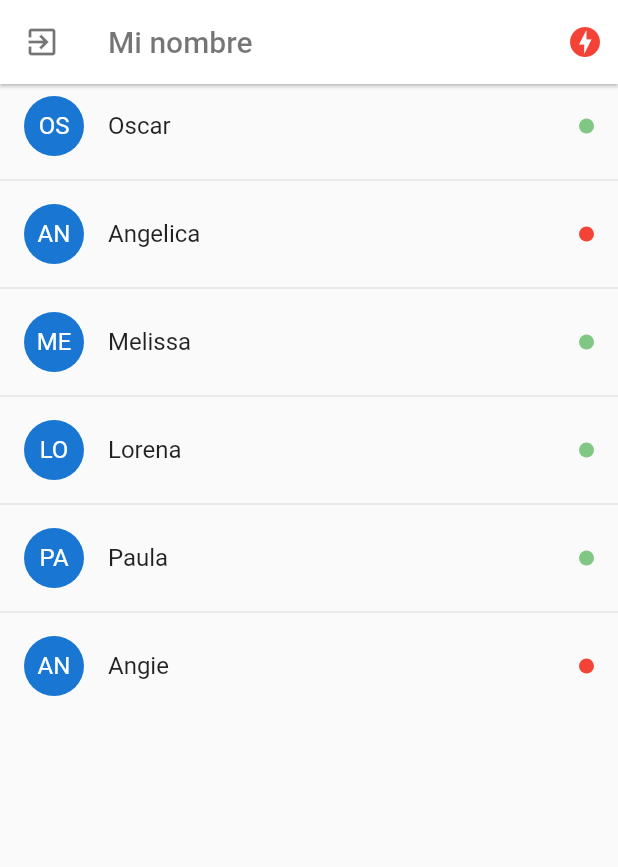
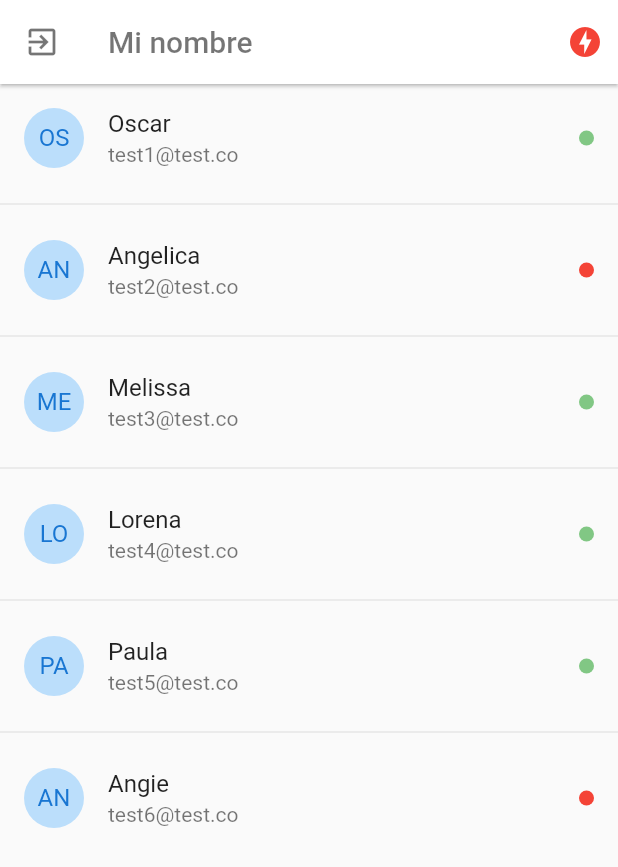
Before and after one commit to GV-Oscar/simple_chat, a Flutter app: the screen it shows after launch, on a phone screen of 412 x 824 dp. Shown: the top 867 px of the screen. Run offline on Flutter 3.47's test engine with Material 2 defaults, Android fonts, the phone set to English and light mode, and no system bars; drawn by our look-alikes of pull_to_refresh.

Commit message:
Diseño de pagina de usuarios terminado

```diff
--- a/lib/pages/usuarios_page.dart
+++ b/lib/pages/usuarios_page.dart
@@ -1,5 +1,7 @@
+import 'package:flutter/material.dart';
+import 'package:pull_to_refresh/pull_to_refresh.dart';
+
 import 'package:chat/models/usuario.dart';
-import 'package:flutter/material.dart';
 
 class UsuariosPage extends StatefulWidget {
   @override
@@ -7,6 +9,9 @@ class UsuariosPage extends StatefulWidget {
 }
 
 class _UsuariosPageState extends State<UsuariosPage> {
+  RefreshController _refreshController =
+      RefreshController(initialRefresh: false);
+
   final usuarios = [
     Usuario(online: true, email: 'test1@test.co', nombre: 'Oscar', uid: '1'),
     Usuario(
@@ -38,24 +43,49 @@ class _UsuariosPageState extends State<UsuariosPage> {
           )
         ],
       ),
-      body: ListView.separated(
+      body: SmartRefresher(
+        controller: _refreshController,
+        enablePullDown: true,
+        onRefresh: _cargarUsuarios,
+        header: WaterDropHeader(
+            complete: Icon(Icons.check_circle_outline_outlined, color: Colors.blue[400]),
+            waterDropColor: Colors.blue),
+        child: _usuariosListView(),
+      ),
+    );
+  }
+
+  ListView _usuariosListView() {
+    return ListView.separated(
         physics: BouncingScrollPhysics(),
-          itemBuilder: (_, i) => ListTile(
-                title: Text(usuarios[i].nombre),
+        itemBuilder: (_, i) => _usuarioListTile(usuarios[i]),
+        separatorBuilder: (_, i) => Divider(),
+        itemCount: usuarios.length);
+  }
+
+  ListTile _usuarioListTile(Usuario usuario) {
+    return ListTile(
+      title: Text(usuario.nombre),
+      subtitle: Text(usuario.email),
       leading: CircleAvatar(
-                    child:
-                        Text(usuarios[i].nombre.substring(0, 2).toUpperCase())),
+        child: Text(usuario.nombre.substring(0, 2).toUpperCase()),
+        backgroundColor: Colors.blue[100],
+      ),
       trailing: Container(
         width: 10,
         height: 10,
         decoration: BoxDecoration(
-                      color:
-                          usuarios[i].online ? Colors.green[300] : Colors.red,
+            color: usuario.online ? Colors.green[300] : Colors.red,
             borderRadius: BorderRadius.circular(100)),
       ),
-              ),
-          separatorBuilder: (_, i) => Divider(),
-          itemCount: usuarios.length),
     );
   }
+
+  void _cargarUsuarios() async {
+    // TODO: Traer info del Endpoint
+
+    await Future.delayed(Duration(milliseconds: 1000));
+    // if failed,use refreshFailed()
+    _refreshController.refreshCompleted();
   }
+}
--- a/pubspec.yaml
+++ b/pubspec.yaml
@@ -28,6 +28,7 @@ dependencies:
   # The following adds the Cupertino Icons font to your application.
   # Use with the CupertinoIcons class for iOS style icons.
   cupertino_icons: ^1.0.2
+  pull_to_refresh: ^2.0.0
 
 dev_dependencies:
   flutter_test:
```
Also changed, not shown: pubspec.lock. Lines whose indentation alone changed are shown as unchanged.
